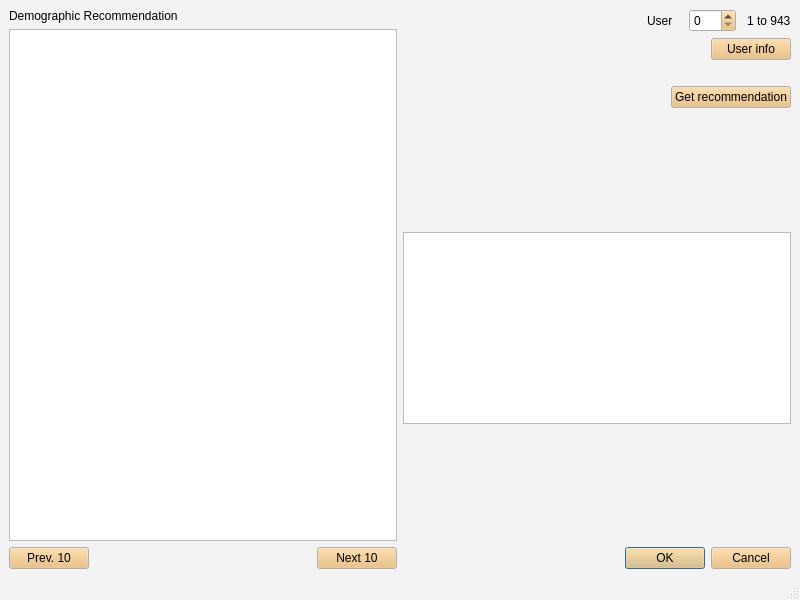
Above: views/demographicRecommendationWindow.ui from Pasqmg/Recomendador before the change. Below: the same form after it.
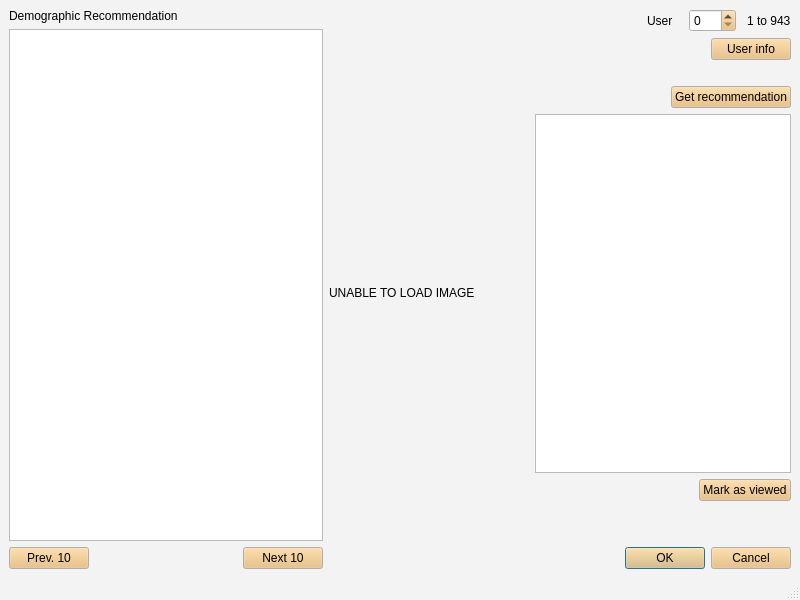
That is the form after the change.

```diff
--- a/views/demographicRecommendationWindow.ui
+++ b/views/demographicRecommendationWindow.ui
@@ -429,7 +429,7 @@
    <string>Demographic Recommendation</string>
   </property>
   <widget class="QWidget" name="centralwidget">
-   <layout class="QHBoxLayout" name="horizontalLayout_5">
+   <layout class="QHBoxLayout" name="horizontalLayout_7">
     <item>
      <layout class="QVBoxLayout" name="verticalLayout_2">
       <item>
@@ -440,7 +440,11 @@
        </widget>
       </item>
       <item>
-       <widget class="QListView" name="listView"/>
+       <widget class="QListView" name="movieListView">
+        <property name="alternatingRowColors">
+         <bool>true</bool>
+        </property>
+       </widget>
       </item>
       <item>
        <layout class="QHBoxLayout" name="horizontalLayout">
@@ -612,26 +616,79 @@
        </layout>
       </item>
       <item>
-       <spacer name="verticalSpacer">
-        <property name="orientation">
-         <enum>Qt::Vertical</enum>
-        </property>
-        <property name="sizeHint" stdset="0">
-         <size>
-          <width>20</width>
-          <height>40</height>
-         </size>
-        </property>
-       </spacer>
+       <layout class="QHBoxLayout" name="horizontalLayout_6">
+        <item>
+         <widget class="QLabel" name="imageLabel">
+          <property name="sizePolicy">
+           <sizepolicy hsizetype="Fixed" vsizetype="Fixed">
+            <horstretch>200</horstretch>
+            <verstretch>0</verstretch>
+           </sizepolicy>
+          </property>
+          <property name="minimumSize">
+           <size>
+            <width>200</width>
+            <height>300</height>
+           </size>
+          </property>
+          <property name="maximumSize">
+           <size>
+            <width>200</width>
+            <height>300</height>
+           </size>
+          </property>
+          <property name="text">
+           <string>UNABLE TO LOAD IMAGE</string>
+          </property>
+          <property name="scaledContents">
+           <bool>true</bool>
+          </property>
+         </widget>
+        </item>
+        <item>
+         <widget class="QTableView" name="detailTableView">
+          <property name="sizePolicy">
+           <sizepolicy hsizetype="Fixed" vsizetype="Expanding">
+            <horstretch>0</horstretch>
+            <verstretch>0</verstretch>
+           </sizepolicy>
+          </property>
+         </widget>
+        </item>
+       </layout>
       </item>
       <item>
-       <widget class="QTableView" name="tableView"/>
+       <layout class="QHBoxLayout" name="horizontalLayout_5">
+        <item>
+         <spacer name="horizontalSpacer_7">
+          <property name="orientation">
+           <enum>Qt::Horizontal</enum>
+          </property>
+          <property name="sizeHint" stdset="0">
+           <size>
+            <width>40</width>
+            <height>20</height>
+           </size>
+          </property>
+         </spacer>
+        </item>
+        <item>
+         <widget class="QPushButton" name="viewedButton">
+          <property name="text">
+           <string>Mark as viewed</string>
+          </property>
+         </widget>
+        </item>
+       </layout>
       </item>
       <item>
        <spacer name="verticalSpacer_3">
         <property name="orientation">
          <enum>Qt::Vertical</enum>
         </property>
+        <property name="sizeType">
+         <enum>QSizePolicy::Fixed</enum>
+        </property>
         <property name="sizeHint" stdset="0">
          <size>
           <width>20</width>
```
Left out of the diff: 18 changed lines with no effect on the pictures.
